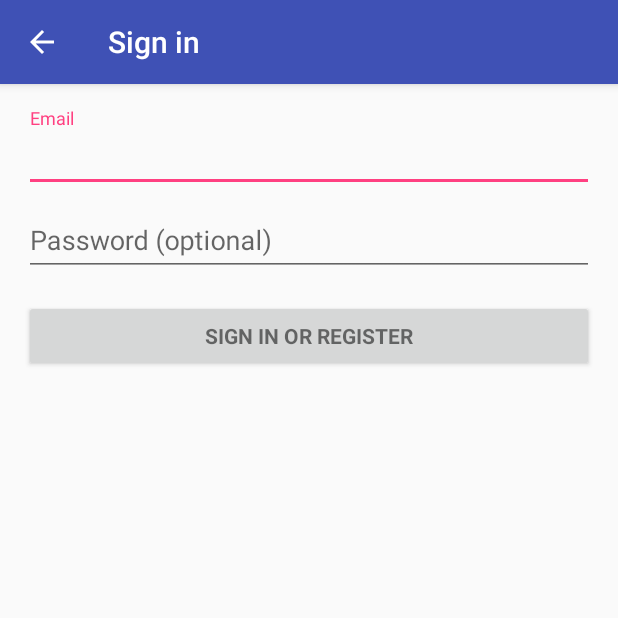
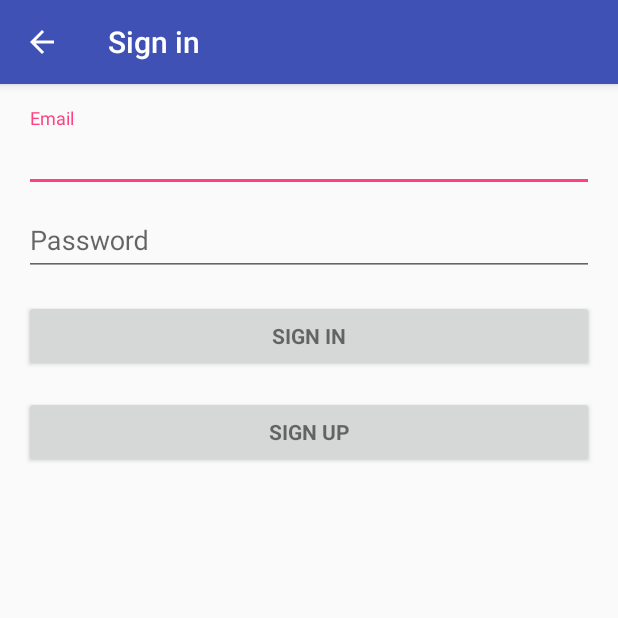
Before and after one commit to jeff3456/LRN, an Android app: the LoginActivity screen opened directly, with no data from a screen before it, on a phone screen of 412 x 824 dp, the top half of it. Run offline under Robolectric (Android 15) with nearby library versions, the phone set to English and light mode, and no system bars; 4 statements that could not run were skipped.

Commit message:
separated sign in and login buttons

```diff
--- a/LRN/app/src/main/res/layout/activity_login.xml
+++ b/LRN/app/src/main/res/layout/activity_login.xml
@@ -64,7 +64,7 @@
             </android.support.design.widget.TextInputLayout>
 
             <Button
-                android:id="@+id/email_sign_in_button"
+                android:id="@+id/sign_in_button"
                 style="?android:textAppearanceSmall"
                 android:layout_width="match_parent"
                 android:layout_height="wrap_content"
@@ -72,6 +72,15 @@
                 android:text="@string/action_sign_in"
                 android:textStyle="bold" />
 
+            <Button
+                android:id="@+id/sign_up_button"
+                style="?android:textAppearanceSmall"
+                android:layout_width="match_parent"
+                android:layout_height="wrap_content"
+                android:layout_marginTop="16dp"
+                android:text="@string/action_sign_up"
+                android:textStyle="bold" />
+
 
         </LinearLayout>
     </ScrollView>
--- a/LRN/app/src/main/res/values/strings.xml
+++ b/LRN/app/src/main/res/values/strings.xml
@@ -10,14 +10,16 @@
     <string name="classesTaking">Classes taking</string>
     <string name="classesTaken">Classes taken</string>
     <string name="edit_profile">Edit profile</string>
-    <string name="title_activity_login">Sign in</string>
-    <string name="log_in">Login</string>
+
 
     <!-- Strings related to login -->
+    <string name="title_activity_login">Sign in</string>
     <string name="prompt_email">Email</string>
-    <string name="prompt_password">Password (optional)</string>
-    <string name="action_sign_in">Sign in or register</string>
+    <string name="prompt_password">Password</string>
+    <string name="action_sign_in">Sign in</string>
     <string name="action_sign_in_short">Sign in</string>
+    <string name="log_in">Login</string>
+    <string name="action_sign_up">Sign up</string>
     <string name="error_invalid_email">This email address is invalid</string>
     <string name="error_invalid_password">This password is too short</string>
     <string name="error_incorrect_password">This password is incorrect</string>
```
